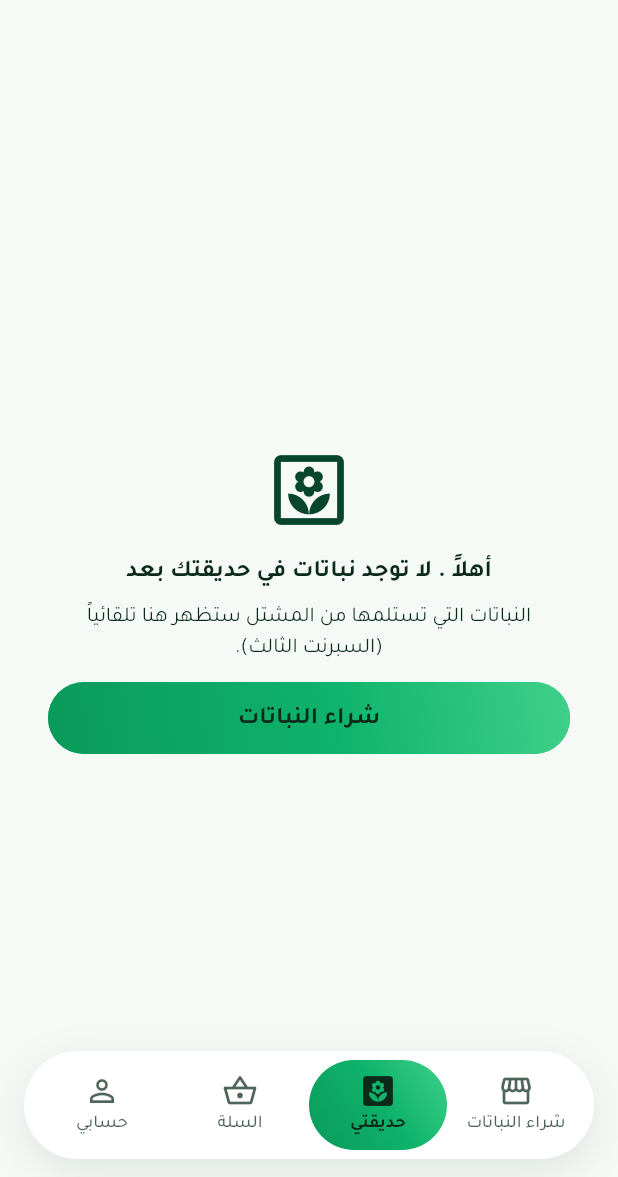
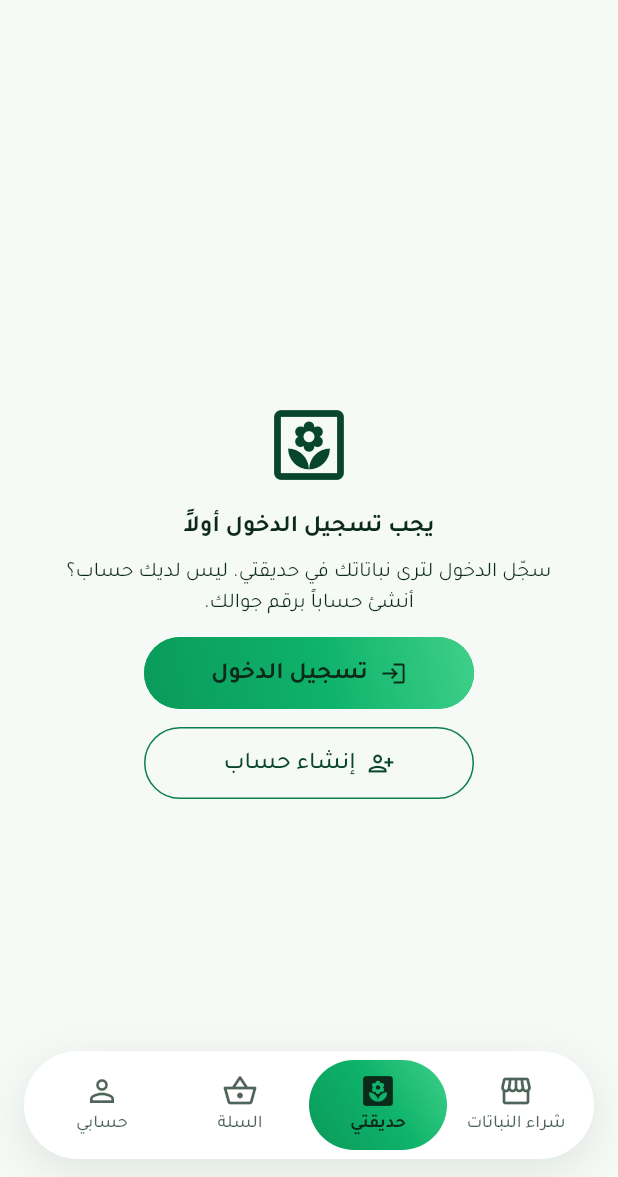
Before and after one commit to khalednjed-pixel/mashtal, a Flutter app: the GardenScreen screen opened by its route, on a phone screen of 412 x 824 dp, the part 59-1236 px from its top. Run offline on Flutter 3.47's test engine with Material 3 defaults, Android fonts, the phone set to English and light mode, and no system bars; our stand-ins replace go_router, image_picker, shared_preferences; accounts and stored records are empty.

Commit message:
Guest sign-in prompt on My Garden/Account; confirm before removing from cart
A guest tapping My Garden or Account now stays in the app and sees a
'You need to sign in' prompt with Sign in and Create account buttons,
instead of being sent straight to the sign-in screen. Removing a cart
line (trash icon, or minus at quantity 1) now asks for confirmation.
Arabic and English strings.

Co-Authored-By: Claude Opus 5.5 <noreply@anthropic.com>
Claude-Session: https://claude.ai/code/session_019bFiYYXpV3stLEwvUBQCb6

```diff
--- a/lib/l10n/strings.dart
+++ b/lib/l10n/strings.dart
@@ -71,6 +71,18 @@ const Map<String, Map<String, String>> _strings = {
     'ar': 'تحتاج حساباً لحجز النباتات واستخدام حديقتي. ستعود لنفس الصفحة بعد الدخول.',
     'en': 'You need an account to reserve plants and use My Garden. You will come back to this page afterwards.'
   },
+  'guestTitle': {'ar': 'يجب تسجيل الدخول أولاً', 'en': 'You need to sign in'},
+  'guestGardenBody': {
+    'ar': 'سجّل الدخول لترى نباتاتك في حديقتي. ليس لديك حساب؟ أنشئ حساباً برقم جوالك.',
+    'en': 'Sign in to see your plants in My Garden. No account yet? Create one with your mobile number.'
+  },
+  'guestAccountBody': {
+    'ar': 'سجّل الدخول لإدارة حسابك. ليس لديك حساب؟ أنشئ حساباً برقم جوالك.',
+    'en': 'Sign in to manage your account. No account yet? Create one with your mobile number.'
+  },
+  'createAccount': {'ar': 'إنشاء حساب', 'en': 'Create account'},
+  'removeFromCartTitle': {'ar': 'إزالة من السلة؟', 'en': 'Remove from cart?'},
+  'removeFromCartBody': {'ar': 'هل أنت متأكد أنك تريد إزالة {item} من سلتك؟', 'en': 'Are you sure you want to remove {item} from your cart?'},
   'gardenEmpty': {'ar': 'لا توجد نباتات في حديقتك بعد', 'en': 'No plants in your garden yet'},
   'gardenSoon': {
     'ar': 'النباتات التي تستلمها من المشتل ستظهر هنا تلقائياً (السبرنت الثالث).',
--- a/lib/logic/access.dart
+++ b/lib/logic/access.dart
@@ -49,6 +49,10 @@ class Denied extends AccessDecision {
   final String home;
 }
 
+/// Tabs a guest may open: the page itself shows a "sign in" prompt instead of
+/// leaving the app for the sign-in screen.
+bool guestSeesSignInPrompt(String path) => path == '/garden' || path == '/account';
+
 /// Decides whether a user with [role] (null for a guest) may open [location].
 AccessDecision decideAccess(String location, Role? role) {
   final path = Uri.parse(location).path;
@@ -56,6 +60,7 @@ AccessDecision decideAccess(String location, Role? role) {
   if (role == null) {
     return switch (need) {
       RouteAccess.public => const Allowed(),
+      _ when guestSeesSignInPrompt(path) => const Allowed(),
       _ => NeedSignIn(location),
     };
   }
--- a/lib/ui/customer/garden_screen.dart
+++ b/lib/ui/customer/garden_screen.dart
@@ -6,7 +6,8 @@ import '../../l10n/strings.dart';
 import '../../state/app_state.dart';
 import '../widgets/common.dart';
 
-/// My Garden is signed-in only (US-01 AC-02). Its plant cards come in Sprint 3.
+/// My Garden is signed-in only (US-01 AC-02): a guest sees a sign-in prompt.
+/// Its plant cards come in Sprint 3.
 class GardenScreen extends StatelessWidget {
   const GardenScreen({super.key});
 
@@ -15,9 +16,11 @@ class GardenScreen extends StatelessWidget {
     final user = context.watch<AppState>().user;
     return Scaffold(
       appBar: AppBar(title: Text(context.tr('myGarden')), actions: const [LanguageButton()]),
-      body: EmptyState(
+      body: user == null
+          ? SignInPrompt(icon: Icons.yard_outlined, body: context.tr('guestGardenBody'), from: '/garden')
+          : EmptyState(
         icon: Icons.yard_outlined,
-        title: '${context.tr('welcome')} ${user?.name ?? ''}. ${context.tr('gardenEmpty')}',
+        title: '${context.tr('welcome')} ${user.name}. ${context.tr('gardenEmpty')}',
         body: context.tr('gardenSoon'),
         actions: [FilledButton.tonal(onPressed: () => context.go('/shop'), child: Text(context.tr('buyPlants')))],
       ),
--- a/lib/ui/widgets/common.dart
+++ b/lib/ui/widgets/common.dart
@@ -1,5 +1,6 @@
 import 'package:flutter/material.dart';
 import 'package:flutter/services.dart';
+import 'package:go_router/go_router.dart';
 import 'package:provider/provider.dart';
 
 import '../../l10n/strings.dart';
@@ -133,6 +134,66 @@ class EmptyState extends StatelessWidget {
   }
 }
 
+/// Shown to a guest on a signed-in tab (My Garden, Account) instead of
+/// jumping to the sign-in screen: says why, then offers sign-in or a new
+/// account. Both use the phone sign-in, which creates the account for a new
+/// number, and come back to [from] afterwards.
+class SignInPrompt extends StatelessWidget {
+  const SignInPrompt({super.key, required this.icon, required this.body, required this.from});
+
+  final IconData icon;
+  final String body;
+  final String from;
+
+  @override
+  Widget build(BuildContext context) {
+    final login = Uri(path: '/login', queryParameters: {'from': from}).toString();
+    return EmptyState(
+      icon: icon,
+      title: context.tr('guestTitle'),
+      body: body,
+      actions: [
+        FilledButton.icon(
+          key: const Key('guestSignIn'),
+          style: FilledButton.styleFrom(minimumSize: const Size(220, 48)),
+          icon: const Icon(Icons.login),
+          label: Text(context.tr('signIn')),
+          onPressed: () => context.go(login),
+        ),
+        OutlinedButton.icon(
+          key: const Key('guestCreateAccount'),
+          style: OutlinedButton.styleFrom(minimumSize: const Size(220, 48)),
+          icon: const Icon(Icons.person_add_alt),
+          label: Text(context.tr('createAccount')),
+          onPressed: () => context.go(login),
+        ),
+      ],
+    );
+  }
+}
+
+/// Asks before taking [item] out of the cart. Returns true when the user confirms.
+Future<bool> confirmRemoveFromCart(BuildContext context, String item) async {
+  final ok = await showDialog<bool>(
+    context: context,
+    builder: (c) => AlertDialog(
+      icon: const Icon(Icons.delete_outline),
+      title: Text(c.tr('removeFromCartTitle')),
+      content: Text(c.tr('removeFromCartBody').replaceAll('{item}', item)),
+      actions: [
+        TextButton(key: const Key('cancelRemove'), onPressed: () => Navigator.pop(c, false), child: Text(c.tr('cancel'))),
+        FilledButton(
+          key: const Key('confirmRemove'),
+          style: FilledButton.styleFrom(backgroundColor: Theme.of(c).colorScheme.error, minimumSize: const Size(88, 40)),
+          onPressed: () => Navigator.pop(c, true),
+          child: Text(c.tr('remove')),
+        ),
+      ],
+    ),
+  );
+  return ok ?? false;
+}
+
 /// [base] plus room under the last item for the floating navigation, which the
 /// page scrolls under (the shell sets extendBody, so the nav's height arrives
 /// as bottom padding in MediaQuery; outside the shell it is just the safe area).
```
Also changed, not shown: lib/ui/account_screen.dart (+7 -2 lines), lib/ui/customer/cart_screen.dart (+7 -2 lines), 2 other files.
